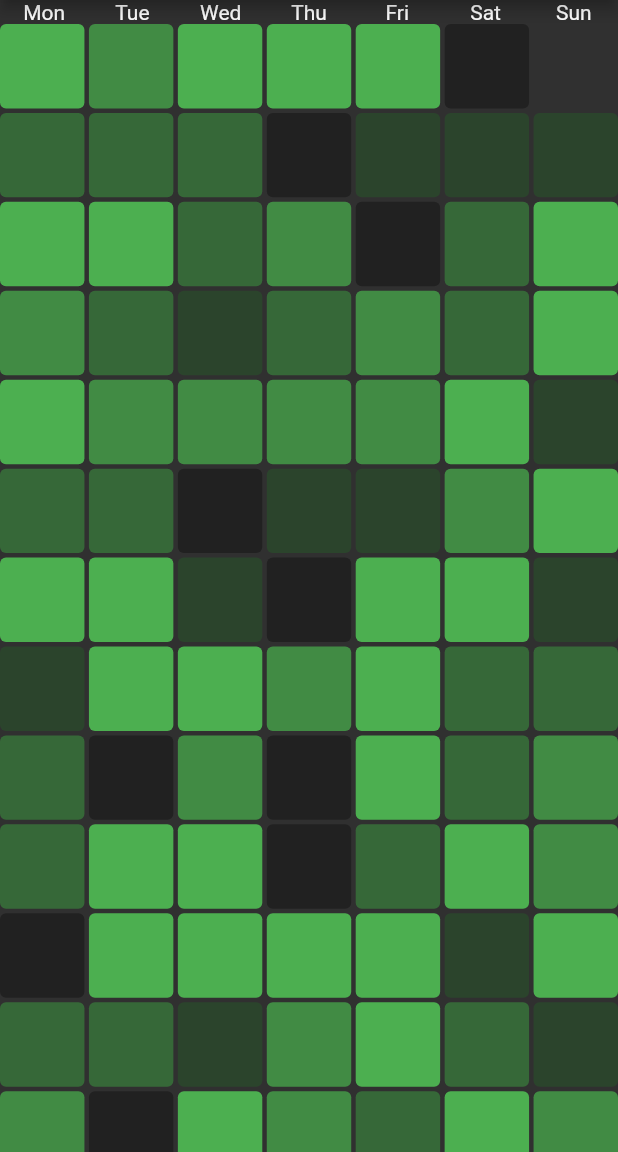
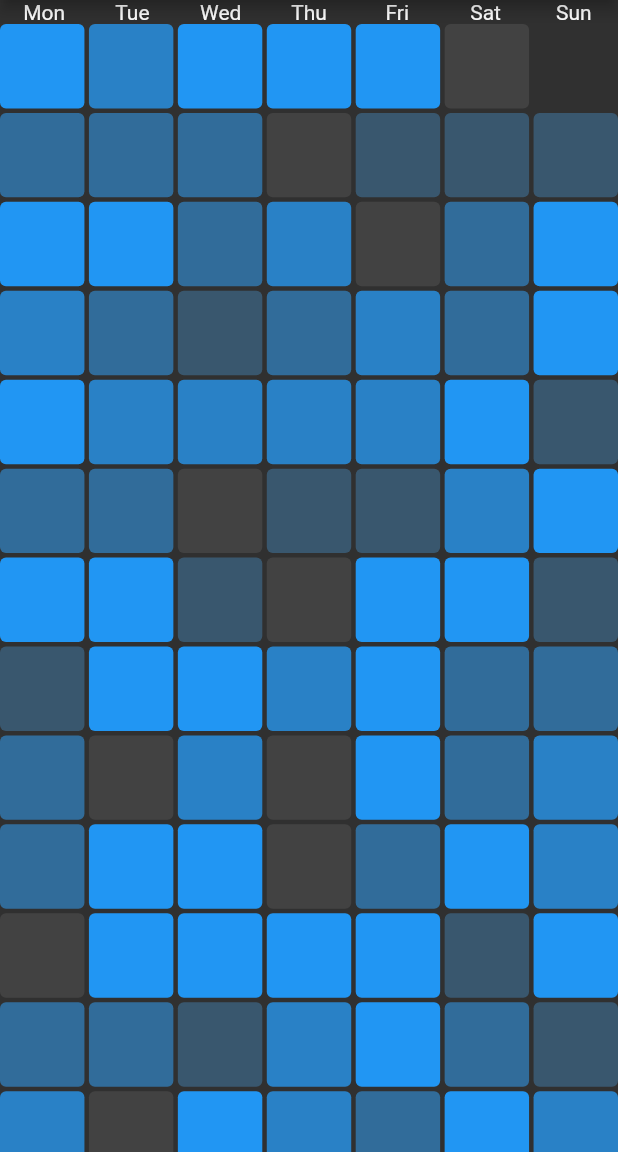
Before and after one commit to Vorkytaka/activity_calendar, a Flutter app: the screen it shows after launch, on a phone screen of 412 x 824 dp, the part 84-1236 px from its top. Run offline on Flutter 3.47's test engine with Material 2 defaults, Android fonts, the phone set to English and light mode, and no system bars.

Commit message:
• Use theme colors by default

```diff
--- a/example/lib/main.dart
+++ b/example/lib/main.dart
@@ -128,18 +128,18 @@ final Object _daysCountKey = Object();
 final Object _weekdayKey = Object();
 final Object _orientationKey = Object();
 
-Color _sharedFromColor(BuildContext context) =>
-    SharedAppData.getValue<Object, Color>(
+Color? _sharedFromColor(BuildContext context) =>
+    SharedAppData.getValue<Object, Color?>(
       context,
       _fromColorKey,
-      () => Colors.grey.shade900,
+      () => null,
     );
 
-Color _sharedToColor(BuildContext context) =>
-    SharedAppData.getValue<Object, Color>(
+Color? _sharedToColor(BuildContext context) =>
+    SharedAppData.getValue<Object, Color?>(
       context,
       _toColorKey,
-      () => Colors.green,
+      () => null,
     );
 
 int _sharedDaysCount(BuildContext context) => SharedAppData.getValue(
@@ -287,7 +287,8 @@ Future<void> _showSettings({required BuildContext context}) =>
                 );
               }
             },
-            color: _sharedFromColor(context),
+            color: _sharedFromColor(context) ??
+                Theme.of(context).colorScheme.surface,
           ),
           _ColorMenuItem(
             title: 'Color to',
@@ -301,7 +302,8 @@ Future<void> _showSettings({required BuildContext context}) =>
                 );
               }
             },
-            color: _sharedToColor(context),
+            color: _sharedToColor(context) ??
+                Theme.of(context).colorScheme.primary,
           ),
           ListTile(
             title: const Text('Days count'),
--- a/lib/src/activity_calendar.dart
+++ b/lib/src/activity_calendar.dart
@@ -1,37 +1,9 @@
 import 'package:flutter/gestures.dart';
 import 'package:flutter/material.dart';
-import 'package:flutter/rendering.dart';
-import 'package:flutter/widgets.dart';
 
 typedef IndexedOnTap = void Function(int index);
 
 class ActivityCalendar extends StatelessWidget {
-  final Color? fromColor;
-  final Color? toColor;
-  final int steps;
-  final List<int> activities;
-  final Map<int, Widget> _mapOfTiles;
-  final int? weekday;
-  final double spacing;
-  final Axis scrollDirection;
-  final bool reverse;
-  final IndexedOnTap? onTap;
-  final BorderRadius borderRadius;
-  final EdgeInsetsGeometry? padding;
-  final ScrollPhysics? physics;
-  final bool shrinkWrap;
-  final Clip clipBehavior;
-  final DragStartBehavior dragStartBehavior;
-  final ScrollViewKeyboardDismissBehavior keyboardDismissBehavior;
-  final String? restorationId;
-  final int? semanticChildCount;
-  final double? cacheExtent;
-  final bool? primary;
-  final ScrollController? controller;
-  final bool addAutomaticKeepAlives;
-  final bool addRepaintBoundaries;
-  final bool addSemanticIndexes;
-
   ActivityCalendar({
     Key? key,
     this.fromColor,
@@ -58,14 +30,32 @@ class ActivityCalendar extends StatelessWidget {
     this.addAutomaticKeepAlives = true,
     this.addRepaintBoundaries = true,
     this.addSemanticIndexes = true,
-  })  : _mapOfTiles = tiles(
-          fromColor ?? Colors.grey,
-          toColor ?? Colors.green,
-          steps,
-          activities.fold(0, (prev, curr) => curr > prev ? curr : prev),
-          borderRadius,
-        ),
-        super(key: key);
+  }) : super(key: key);
+
+  final Color? fromColor;
+  final Color? toColor;
+  final int steps;
+  final List<int> activities;
+  final int? weekday;
+  final double spacing;
+  final Axis scrollDirection;
+  final bool reverse;
+  final IndexedOnTap? onTap;
+  final BorderRadius borderRadius;
+  final EdgeInsetsGeometry? padding;
+  final ScrollPhysics? physics;
+  final bool shrinkWrap;
+  final Clip clipBehavior;
+  final DragStartBehavior dragStartBehavior;
+  final ScrollViewKeyboardDismissBehavior keyboardDismissBehavior;
+  final String? restorationId;
+  final int? semanticChildCount;
+  final double? cacheExtent;
+  final bool? primary;
+  final ScrollController? controller;
+  final bool addAutomaticKeepAlives;
+  final bool addRepaintBoundaries;
+  final bool addSemanticIndexes;
 
   static int calculateIndex(int i, int weekday) {
     return 6 - i + (7 * ((i ~/ 7) * 2)) - (7 - weekday);
@@ -111,6 +101,22 @@ class ActivityCalendar extends StatelessWidget {
   @override
   Widget build(BuildContext context) {
     final weekday = this.weekday ?? DateTime.now().weekday;
+
+    final mapOfTiles = tiles(
+      fromColor ?? Theme.of(context).colorScheme.surface,
+      toColor ?? Theme.of(context).colorScheme.primary,
+      steps,
+      activities.fold(0, (prev, curr) => curr > prev ? curr : prev),
+      borderRadius,
+    );
+
+    int _findSegment(int activity) {
+      return mapOfTiles.keys.firstWhere(
+        (key) => activity <= key,
+        orElse: () => mapOfTiles.keys.last,
+      );
+    }
+
     return GridView.builder(
       padding: padding,
       scrollDirection: scrollDirection,
@@ -143,7 +149,7 @@ class ActivityCalendar extends StatelessWidget {
         final activity = activities[index];
         final segment = _findSegment(activity);
 
-        Widget item = _mapOfTiles[segment]!;
+        Widget item = mapOfTiles[segment]!;
 
         if (onTap != null) {
           item = GestureDetector(
@@ -156,11 +162,4 @@ class ActivityCalendar extends StatelessWidget {
       },
     );
   }
-
-  int _findSegment(int activity) {
-    return _mapOfTiles.keys.firstWhere(
-      (key) => activity <= key,
-      orElse: () => _mapOfTiles.keys.last,
-    );
-  }
 }
```
